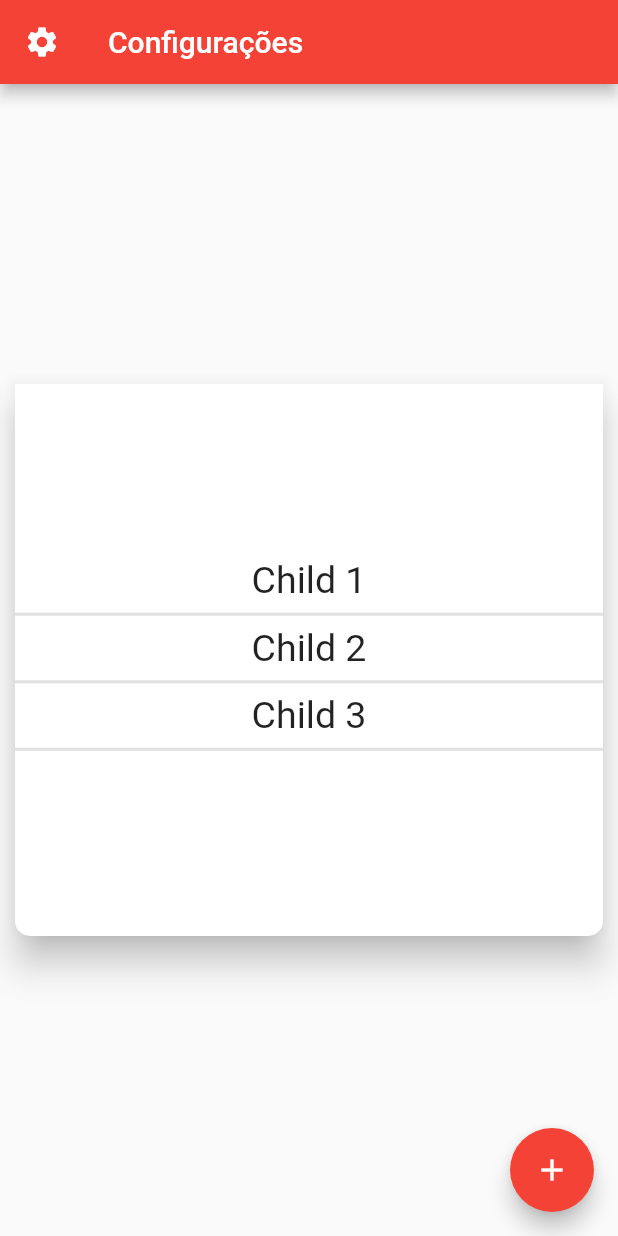
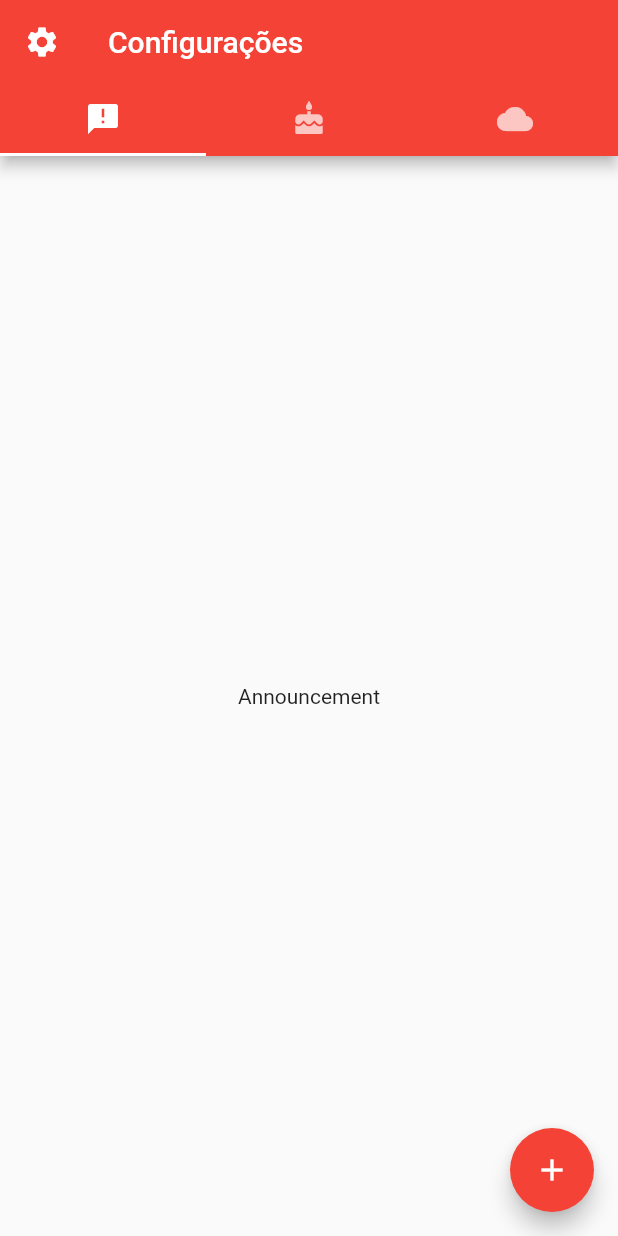
Before and after one commit to lgustavosoftwareengineer/flutter-studys, a Flutter app: the SettingsPage screen opened by its route, on a phone screen of 412 x 824 dp. Run offline on Flutter 3.47's test engine with Material 2 defaults, Android fonts, the phone set to English and light mode, and no system bars.

```diff
--- a/training_flutter/testing/lib/src/settings_page.dart
+++ b/training_flutter/testing/lib/src/settings_page.dart
@@ -1,21 +1,58 @@
 import 'package:flutter/material.dart';
 
-import 'widgets/my_text_widget.dart';
+class SettingsPage extends StatefulWidget {
+  final int selectedPage;
+  const SettingsPage({Key key, this.selectedPage}) : super(key: key);
 
-class SettingsPage extends StatelessWidget {
+  @override
+  _SettingsPageState createState() => _SettingsPageState();
+}
+
+class _SettingsPageState extends State<SettingsPage>
+    with SingleTickerProviderStateMixin {
+
+  TabController _tabController;
+
+  final List<Tab> _tabs = <Tab>[
+    Tab(icon: Icon(Icons.announcement)),
+    Tab(icon: Icon(Icons.cake)),
+    Tab(icon: Icon(Icons.cloud)),
+  ];
+
+  final List<Tab> _views = <Tab>[
+    Tab(text: "Announcement", icon: Icon(Icons.announcement)),
+    Tab(text: "Cake", icon: Icon(Icons.cake)),
+    Tab(text: "Cloud", icon: Icon(Icons.cloud)),
+  ];
+
+  @override
+  void initState() {
+    super.initState();
+    _tabController = new TabController(vsync: this, length: _tabs.length);
+  }
+
+  @override
+  void dispose() {
+    _tabController.dispose();
+    super.dispose();
+  }
+
   @override
   Widget build(BuildContext context) {
     return Scaffold(
       appBar: AppBar(
         title: Text('Configurações'),
         leading: Builder(
-          builder: (context) =>
-          IconButton(
+          builder: (context) => IconButton(
             icon: Icon(Icons.settings),
             onPressed: () {
               Scaffold.of(context).openDrawer();
             },
           ),
+        ),
+        bottom: TabBar(
+          controller: _tabController,
+          tabs: _tabs,
         ),
       ),
       drawer: Drawer(
@@ -36,73 +73,44 @@ class SettingsPage extends StatelessWidget {
               onPressed: () {
                 Navigator.pushNamed(context, '/');
               },
-              child: Row(
-                children: [
+              child: Row(children: [
                 Padding(
                   padding: const EdgeInsets.only(right: 20),
                   child: Icon(Icons.person),
                 ),
                 Text('Página inicial'),
-                ]
-                ),
+              ]),
               minWidth: double.infinity,
             ),
             FlatButton(
               onPressed: () {
                 Navigator.pushNamed(context, '/user');
               },
-              child: Row(
-                children: [
+              child: Row(children: [
                 Padding(
                   padding: const EdgeInsets.only(right: 20),
                   child: Icon(Icons.person),
                 ),
                 Text('Página do usuário'),
-                ]
-                ),
+              ]),
               minWidth: double.infinity,
-            ),
-
-          ],
-        ),
-      ),
-      body: Container(
-        width: double.infinity,
-        height: double.infinity,
-        child: Card(
-          margin: EdgeInsets.symmetric(horizontal: 10, vertical: 200),
-          // color:  Colors.black12,
-          elevation: 10,
-          shape: RoundedRectangleBorder(
-              borderRadius: BorderRadius.only(
-                  bottomLeft: Radius.circular(10),
-                  bottomRight: Radius.circular(10))),
-          child: Column(
-            crossAxisAlignment: CrossAxisAlignment.center,
-            mainAxisAlignment: MainAxisAlignment.center,
-            mainAxisSize: MainAxisSize.min,
-            children: [
-              MyText(data: 'Child 1'),
-              Divider(
-                thickness: 2,
-              ),
-              MyText(data: 'Child 2'),
-              Divider(
-                thickness: 2,
-              ),
-              MyText(data: 'Child 3'),
-              Divider(
-                thickness: 2,
             ),
           ],
         ),
       ),
+      body: TabBarView(
+        controller: _tabController,
+        children: _views.map((Tab tab) {
+          return new Center(child: new Text(tab.text));
+        }).toList(),
       ),
       floatingActionButton: FloatingActionButton(
         child: Icon(Icons.add),
         onPressed: () {
-          showAlertDialog(context);
+          var index = _tabController.index;
+          return _tabController.animateTo((index + 1 == _views.length ? 0 : index + 1));
         },
+        //sshowAlertDialog(context);
       ),
     );
   }
```
Also changed, not shown: training_flutter/testing/pubspec.lock, 2 other files. Lines whose indentation alone changed are shown as unchanged.
